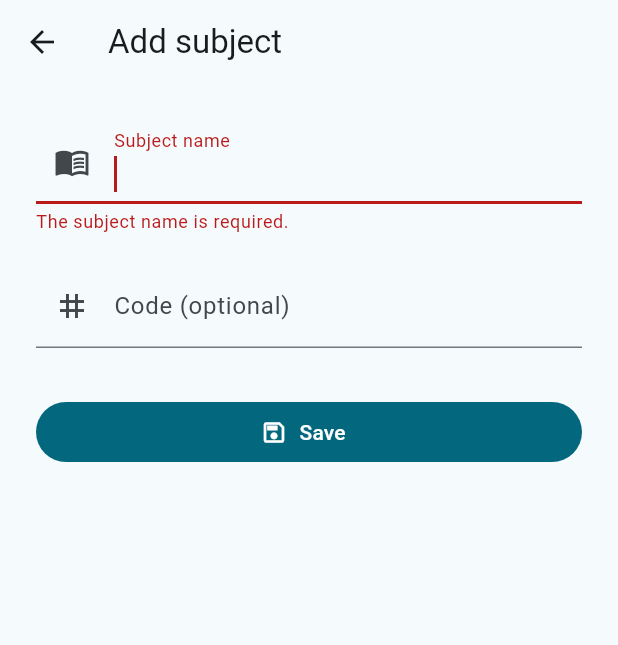
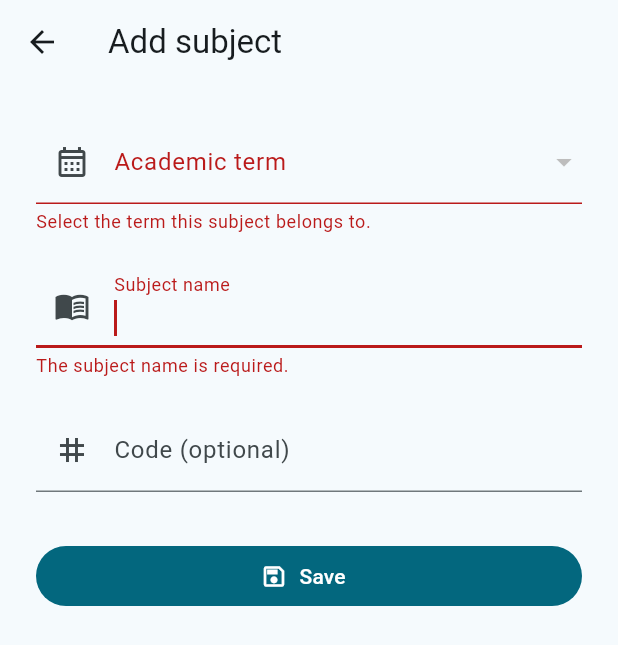
Before and after one commit to RiveraDiego/CUM_Master, a Flutter app: the SubjectFormPage screen opened directly with empty values, after a tap on "Save", on a phone screen of 412 x 824 dp. Shown: the top 645 px of the screen. Run offline on Flutter 3.47's test engine with Material 3 defaults, Android fonts, the phone set to English and light mode, and no system bars; our stand-ins replace flutter_riverpod, go_router, sqflite; accounts and stored records are empty.

Commit message:
feat(cycles): organize subjects by academic term
Checklist visible en Android:
- Gestionar ciclos desde Materias
- Crear un ciclo y marcarlo como activo
- Seleccionar ciclo obligatorio al crear o editar materia
- Mostrar solo materias del ciclo activo en Inicio
- Migrar materias existentes a Ciclo actual
- Impedir borrar ciclos que contienen materias
- Conservar estudiantes, materias y notas locales

```diff
--- a/lib/core/router/app_router.dart
+++ b/lib/core/router/app_router.dart
@@ -1,6 +1,7 @@
 import 'package:go_router/go_router.dart';
 
 import '../../features/assessments/presentation/pages/assessments_page.dart';
+import '../../features/cycles/presentation/cycles_page.dart';
 import '../../features/dashboard/presentation/pages/dashboard_page.dart';
 import '../../features/students/presentation/pages/student_form_page.dart';
 import '../../features/students/presentation/pages/students_page.dart';
@@ -16,6 +17,7 @@ abstract final class AppRoute {
   static const subjectCreate = 'subject-create';
   static const subjectEdit = 'subject-edit';
   static const assessments = 'assessments';
+  static const cycles = 'cycles';
 }
 
 final GoRouter appRouter = GoRouter(
@@ -72,6 +74,12 @@ final GoRouter appRouter = GoRouter(
             ),
           ],
         ),
+        GoRoute(
+          path: ':studentId/cycles',
+          name: AppRoute.cycles,
+          builder: (context, state) =>
+              CyclesPage(studentId: state.pathParameters['studentId']!),
+        ),
       ],
     ),
   ],
--- /dev/null
+++ b/lib/features/cycles/domain/entities/academic_cycle.dart
@@ -0,0 +1,20 @@
+class AcademicCycle {
+  AcademicCycle({
+    required this.id,
+    required this.studentId,
+    required String name,
+    required this.isActive,
+    required this.createdAt,
+    required this.updatedAt,
+  }) : name = name.trim() {
+    if (id.trim().isEmpty || studentId.trim().isEmpty || this.name.isEmpty) {
+      throw ArgumentError('Cycle fields are required.');
+    }
+  }
+  final String id;
+  final String studentId;
+  final String name;
+  final bool isActive;
+  final DateTime createdAt;
+  final DateTime updatedAt;
+}
--- a/lib/features/dashboard/domain/entities/academic_summary.dart
+++ b/lib/features/dashboard/domain/entities/academic_summary.dart
@@ -19,12 +19,14 @@ class StudentAcademicSummary {
     required this.id,
     required this.studentCard,
     required this.university,
+    required this.activeCycleName,
     required this.subjects,
   });
 
   final String id;
   final String studentCard;
   final String? university;
+  final String? activeCycleName;
   final List<SubjectSummary> subjects;
 
   double? get overallAverage {
--- a/lib/features/subjects/application/subject_use_cases.dart
+++ b/lib/features/subjects/application/subject_use_cases.dart
@@ -31,6 +31,7 @@ class CreateSubject {
 
   Future<Subject> call({
     required String studentId,
+    String? cycleId,
     required String name,
     String? code,
   }) async {
@@ -38,6 +39,7 @@ class CreateSubject {
     final subject = Subject(
       id: _uuid.v4(),
       studentId: studentId,
+      cycleId: cycleId ?? 'cycle-$studentId',
       name: name,
       code: code,
       createdAt: now,
@@ -56,6 +58,7 @@ class UpdateSubject {
   Future<Subject> call({
     required String id,
     required String studentId,
+    String? cycleId,
     required String name,
     String? code,
   }) async {
@@ -65,6 +68,7 @@ class UpdateSubject {
     }
     final now = _now().toUtc();
     final updated = current.copyWith(
+      cycleId: cycleId ?? current.cycleId,
       name: name,
       code: code,
       updatedAt: now.isAfter(current.updatedAt)
--- a/lib/features/subjects/data/datasources/subject_local_data_source.dart
+++ b/lib/features/subjects/data/datasources/subject_local_data_source.dart
@@ -43,6 +43,7 @@ class SubjectLocalDataSource {
     return await database.update(
           'subjects',
           {
+            'cycle_id': subject.cycleId,
             'name': subject.name,
             'code': subject.code,
             'updated_at': subject.updatedAt.toIso8601String(),
@@ -63,6 +64,7 @@ class SubjectLocalDataSource {
   Map<String, Object?> _toMap(Subject subject) => {
     'id': subject.id,
     'student_id': subject.studentId,
+    'cycle_id': subject.cycleId,
     'name': subject.name,
     'code': subject.code,
     'created_at': subject.createdAt.toIso8601String(),
@@ -72,6 +74,7 @@ class SubjectLocalDataSource {
   Subject _fromMap(Map<String, Object?> map) => Subject(
     id: map['id']! as String,
     studentId: map['student_id']! as String,
+    cycleId: map['cycle_id']! as String,
     name: map['name']! as String,
     code: map['code'] as String?,
     createdAt: DateTime.parse(map['created_at']! as String),
--- a/lib/features/subjects/domain/entities/subject.dart
+++ b/lib/features/subjects/domain/entities/subject.dart
@@ -2,12 +2,14 @@ class Subject {
   Subject({
     required String id,
     required String studentId,
+    required String cycleId,
     required String name,
     String? code,
     required DateTime createdAt,
     required DateTime updatedAt,
   }) : id = _required(id, 'id'),
        studentId = _required(studentId, 'studentId'),
+       cycleId = _required(cycleId, 'cycleId'),
        name = _required(name, 'name'),
        code = _optional(code),
        createdAt = _utc(createdAt, 'createdAt'),
@@ -15,15 +17,22 @@ class Subject {
 
   final String id;
   final String studentId;
+  final String cycleId;
   final String name;
   final String? code;
   final DateTime createdAt;
   final DateTime updatedAt;
 
-  Subject copyWith({String? name, Object? code = _unset, DateTime? updatedAt}) {
+  Subject copyWith({
+    String? cycleId,
+    String? name,
+    Object? code = _unset,
+    DateTime? updatedAt,
+  }) {
     return Subject(
       id: id,
       studentId: studentId,
+      cycleId: cycleId ?? this.cycleId,
       name: name ?? this.name,
       code: identical(code, _unset) ? this.code : code as String?,
       createdAt: createdAt,
--- a/lib/features/subjects/presentation/pages/subject_form_page.dart
+++ b/lib/features/subjects/presentation/pages/subject_form_page.dart
@@ -3,6 +3,7 @@ import 'package:flutter_riverpod/flutter_riverpod.dart';
 import 'package:go_router/go_router.dart';
 
 import '../../../../l10n/generated/app_localizations.dart';
+import '../../../cycles/application/cycle_providers.dart';
 import '../../application/subject_providers.dart';
 import '../../domain/entities/subject.dart';
 import '../../domain/errors/subject_exceptions.dart';
@@ -24,6 +25,7 @@ class _SubjectFormPageState extends ConsumerState<SubjectFormPage> {
   Future<Subject?>? _subjectFuture;
   bool _initialized = false;
   bool _saving = false;
+  String? _cycleId;
 
   bool get _editing => widget.subjectId != null;
 
@@ -67,6 +69,7 @@ class _SubjectFormPageState extends ConsumerState<SubjectFormPage> {
                   }
                   _name.text = subject.name;
                   _code.text = subject.code ?? '';
+                  _cycleId = subject.cycleId;
                   _initialized = true;
                   return _form(l10n);
                 },
@@ -76,13 +79,46 @@ class _SubjectFormPageState extends ConsumerState<SubjectFormPage> {
     );
   }
 
-  Widget _form(AppLocalizations l10n) => SingleChildScrollView(
+  Widget _form(AppLocalizations l10n) {
+    final cycles = ref.watch(cyclesProvider(widget.studentId));
+    return SingleChildScrollView(
       padding: const EdgeInsets.all(24),
       child: Form(
         key: _formKey,
         child: Column(
           crossAxisAlignment: CrossAxisAlignment.stretch,
           children: [
+            cycles.when(
+              loading: () => const LinearProgressIndicator(),
+              error: (_, _) => Text(l10n.cyclesLoadError),
+              data: (items) {
+                _cycleId ??= items
+                    .where((item) => item.isActive)
+                    .firstOrNull
+                    ?.id;
+                return DropdownButtonFormField<String>(
+                  initialValue: _cycleId,
+                  decoration: InputDecoration(
+                    labelText: l10n.subjectCycleLabel,
+                    prefixIcon: const Icon(Icons.calendar_month_outlined),
+                  ),
+                  items: items
+                      .map(
+                        (item) => DropdownMenuItem(
+                          value: item.id,
+                          child: Text(item.name),
+                        ),
+                      )
+                      .toList(),
+                  onChanged: _saving
+                      ? null
+                      : (value) => setState(() => _cycleId = value),
+                  validator: (value) =>
+                      value == null ? l10n.subjectCycleRequiredError : null,
+                );
+              },
+            ),
+            const SizedBox(height: 20),
             TextFormField(
               controller: _name,
               enabled: !_saving,
@@ -122,6 +158,7 @@ class _SubjectFormPageState extends ConsumerState<SubjectFormPage> {
         ),
       ),
     );
+  }
 
   Widget _loadError(String message, {bool retry = false}) {
     final l10n = AppLocalizations.of(context)!;
@@ -156,11 +193,16 @@ class _SubjectFormPageState extends ConsumerState<SubjectFormPage> {
       if (_editing) {
         await notifier.updateSubject(
           id: widget.subjectId!,
+          cycleId: _cycleId!,
           name: _name.text,
           code: _code.text,
         );
       } else {
-        await notifier.create(name: _name.text, code: _code.text);
+        await notifier.create(
+          cycleId: _cycleId!,
+          name: _name.text,
+          code: _code.text,
+        );
       }
       if (mounted) context.pop();
     } on DuplicateSubjectNameException {
--- a/lib/l10n/app_en.arb
+++ b/lib/l10n/app_en.arb
@@ -85,13 +85,26 @@
   "assessmentScore": "{score} out of {maxScore}",
   "@assessmentScore": {"placeholders": {"score": {"type": "num"}, "maxScore": {"type": "num"}}},
   "dashboardTitle": "Home",
-  "activeSemesterTitle": "Active semester",
-  "activeSemesterCurrentScope": "Summary of each student's current subjects.",
+  "activeCycleTitle": "Active term",
+  "activeCycleCurrentScope": "Summary of each student's subjects in their active academic term.",
   "dashboardLoadError": "The academic summary could not be loaded.",
   "dashboardNoStudents": "Add a student to see their academic summary.",
   "dashboardNoSubjects": "This student has no subjects yet.",
   "dashboardNoGrades": "No assessments recorded",
   "dashboardWeightedAverage": "Weighted average",
   "dashboardSimpleAverage": "Simple average",
-  "dashboardManageSubjects": "Manage subjects"
+  "dashboardManageSubjects": "Manage subjects",
+  "dashboardNoActiveCycle": "No active term",
+  "cyclesTitle": "Academic terms",
+  "cyclesCreateAction": "Add term",
+  "cyclesEmpty": "There are no terms yet. Add one to organize subjects.",
+  "cyclesLoadError": "Academic terms could not be loaded.",
+  "cycleCreateTitle": "Add academic term",
+  "cycleNameLabel": "Term name",
+  "cycleActive": "Active term",
+  "cycleDuplicateError": "A term with this name already exists.",
+  "cycleInUseError": "A term containing subjects cannot be deleted.",
+  "cycleStorageError": "The academic term data could not be saved.",
+  "subjectCycleLabel": "Academic term",
+  "subjectCycleRequiredError": "Select the term this subject belongs to."
 }
```
Also changed, not shown: lib/features/cycles/application/cycle_providers.dart (added, +54 -0 lines), lib/features/cycles/data/cycle_repository_sqlite.dart (added, +113 -0 lines), lib/features/cycles/domain/errors/cycle_exceptions.dart (added, +15 -0 lines), lib/features/cycles/domain/repositories/cycle_repository.dart (added, +8 -0 lines), lib/features/cycles/presentation/cycles_page.dart (added, +110 -0 lines), lib/features/dashboard/presentation/controllers/dashboard_controller.dart (+7 -1 lines), lib/features/dashboard/presentation/pages/dashboard_page.dart (+7 -2 lines), lib/features/students/data/local/students_database.dart (+57 -3 lines), lib/features/subjects/presentation/controllers/subjects_controller.dart (+8 -1 lines), lib/features/subjects/presentation/pages/subjects_page.dart (+13 -1 lines), lib/l10n/app_es.arb (+16 -3 lines), lib/l10n/generated/app_localizations.dart, lib/l10n/generated/app_localizations_en.dart, lib/l10n/generated/app_localizations_es.dart, 1 other file. Lines whose indentation alone changed are shown as unchanged.
